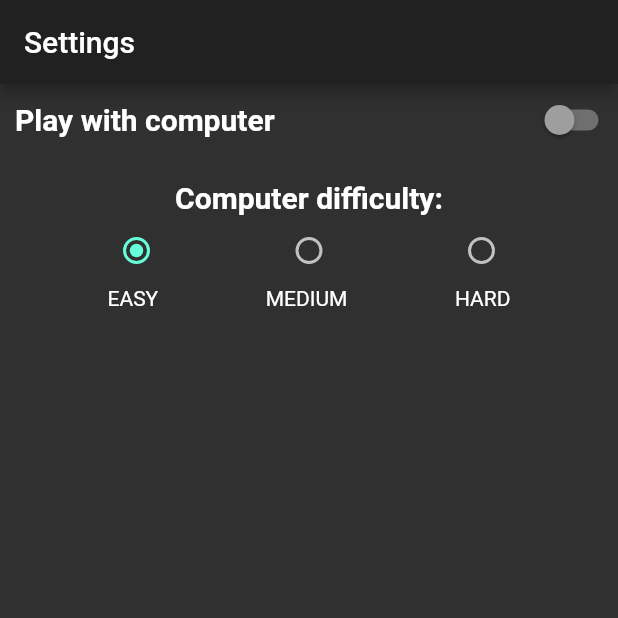
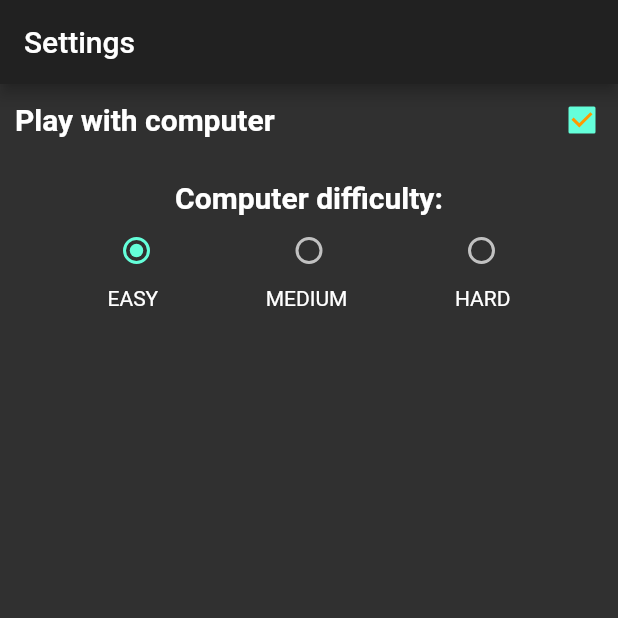
Before and after one commit to Gabelica/flutterTicTacToe, a Flutter app: the screen it shows after launch, after a tap on the "help" icon, on a phone screen of 412 x 824 dp, the top half of it. Run offline on Flutter 3.47's test engine with Material 2 defaults, Android fonts, the phone set to English and light mode, and no system bars; our stand-ins replace fluttertoast.

Commit message:
finished settings for pc player

```diff
--- a/lib/settings.dart
+++ b/lib/settings.dart
@@ -39,10 +39,10 @@ class _GameSettingsState extends State<GameSettings> {
                     style:
                         TextStyle(fontWeight: FontWeight.bold, fontSize: 20.0),
                   ),
-                  Switch(
-                      value: false,
-                      activeColor: Colors.orange,
-                      inactiveThumbColor: Colors.grey,
+                  Checkbox(
+                      value: playWithComp,
+                      //activeColor: Colors.black12,
+                      checkColor: Colors.orange,
                       onChanged: (bool value) {
                         setState(() {
                           playWithComp = !playWithComp;
```
